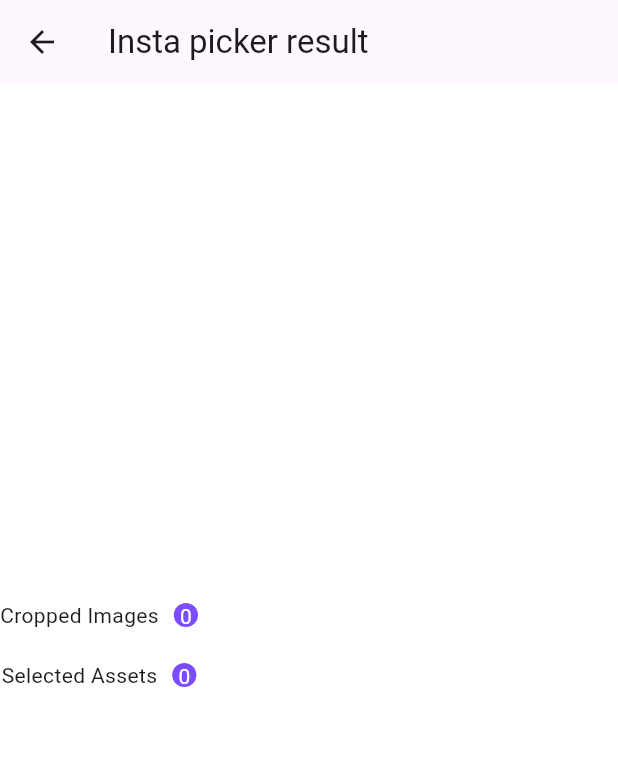
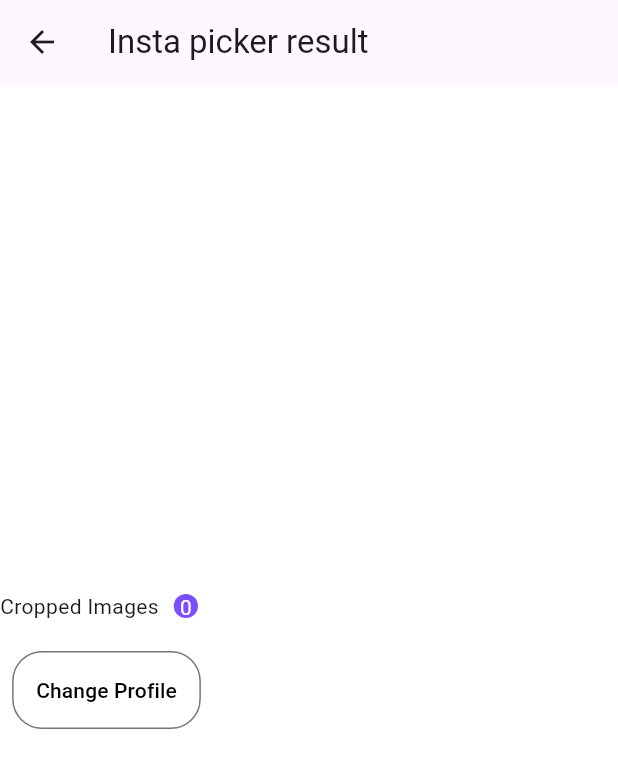
Before and after one commit to TeraSeo/promo, a Flutter app: the PickerCropResultScreen screen opened directly with empty values, on a phone screen of 412 x 824 dp. Shown: the top 768 px of the screen. Run offline on Flutter 3.47's test engine with Material 3 defaults, Android fonts, the phone set to English and light mode, and no system bars; our stand-ins replace chewie, cloud_firestore, firebase_auth, firebase_core, firebase_messaging, firebase_storage and 10 more; missing offline and left inert: email_otp, flutter_device_type, insta_assets_picker, textfield_tags, wechat_assets_picker; accounts and stored records are empty; network calls fail.

Commit message:
25th Dec 2023

```diff
--- a/lib/pages/pageInPage/ImagePicker/InstaPickerInterface.dart
+++ b/lib/pages/pageInPage/ImagePicker/InstaPickerInterface.dart
@@ -76,7 +76,7 @@ mixin InstaPickerInterface on Widget {
         body: Padding(padding: const EdgeInsets.all(16), child: child),
       );
 
-  void pickAssets(BuildContext context, {required int maxAssets, required String usage}) =>
+  void pickAssets(BuildContext context, {required int maxAssets, required String usage, required String uID, required String email}) =>
       InstaAssetPicker.pickAssets(
         context,
         title: description.fullLabel,
@@ -84,7 +84,7 @@ mixin InstaPickerInterface on Widget {
         maxAssets: maxAssets,
         pickerTheme: getPickerTheme(context),
         onCompleted: (Stream<InstaAssetsExportDetails> cropStream) {
-          nextScreen(context, PickerCropResultScreen(cropStream: cropStream, usage: usage));
+          nextScreen(context, PickerCropResultScreen(cropStream: cropStream, usage: usage, uID: uID, email: email));
         },
       );
 }
--- a/lib/pages/pageInPage/ImagePicker/PickerCropResultScreen.dart
+++ b/lib/pages/pageInPage/ImagePicker/PickerCropResultScreen.dart
@@ -2,12 +2,18 @@ import 'dart:io';
 
 import 'package:flutter/material.dart';
 import 'package:insta_assets_picker/insta_assets_picker.dart';
+import 'package:like_app/pages/home_page.dart';
+import 'package:like_app/services/storage.dart';
+import 'package:like_app/services/userService.dart';
+import 'package:like_app/widgets/widgets.dart';
 
 class PickerCropResultScreen extends StatelessWidget {
-  const PickerCropResultScreen({super.key, required this.cropStream, required this.usage});
+  const PickerCropResultScreen({super.key, required this.cropStream, required this.usage, required this.uID, required this.email});
 
   final Stream<InstaAssetsExportDetails> cropStream;
   final String usage;
+  final String email;
+  final String uID;
 
   @override
   Widget build(BuildContext context) {
@@ -17,33 +23,54 @@ class PickerCropResultScreen extends StatelessWidget {
       appBar: AppBar(title: const Text('Insta picker result')),
       body: StreamBuilder<InstaAssetsExportDetails>(
         stream: cropStream,
-        builder: (context, snapshot) => CropResultView(
+        builder: (context, snapshot) {
+          return CropResultView(
             selectedAssets: snapshot.data?.selectedAssets ?? [],
             croppedFiles: snapshot.data?.croppedFiles ?? [],
             progress: snapshot.data?.progress,
             heightFiles: height / 2,
             heightAssets: height / 4,
-        ),
+            usage: usage,
+            uID: uID,
+            email: email,
+          );
+        }
+
       ),
     );
   }
 }
 
-class CropResultView extends StatelessWidget {
+class CropResultView extends StatefulWidget {
   const CropResultView({
-    super.key,
+    Key? key,
     required this.selectedAssets,
     required this.croppedFiles,
     this.progress,
     this.heightFiles = 300.0,
     this.heightAssets = 120.0,
-  });
+    required this.usage,
+    required this.uID,
+    required this.email,
+  }) : super(key: key);
 
   final List<AssetEntity> selectedAssets;
   final List<File> croppedFiles;
   final double? progress;
   final double heightFiles;
   final double heightAssets;
+  final String usage;
+  final String uID;
+  final String email;
+
+  @override
+  _CropResultViewState createState() => _CropResultViewState();
+}
+
+class _CropResultViewState extends State<CropResultView> {
+  bool isProfileChanging = false;
+  Storage storage = Storage();
+  DatabaseService databaseService = DatabaseService();
 
   Widget _buildTitle(String title, int length) {
     return SizedBox(
@@ -73,7 +100,7 @@ class CropResultView extends StatelessWidget {
   }
 
   Widget _buildCroppedImagesListView(BuildContext context) {
-    if (progress == null) {
+    if (widget.progress == null) {
       return const SizedBox.shrink();
     }
 
@@ -85,7 +112,7 @@ class CropResultView extends StatelessWidget {
             physics: const BouncingScrollPhysics(),
             padding: const EdgeInsets.symmetric(horizontal: 8.0),
             scrollDirection: Axis.horizontal,
-            itemCount: croppedFiles.length,
+            itemCount: widget.croppedFiles.length,
             itemBuilder: (BuildContext _, int index) {
               return Padding(
                 padding: const EdgeInsets.symmetric(
@@ -96,65 +123,12 @@ class CropResultView extends StatelessWidget {
                   decoration: BoxDecoration(
                     borderRadius: BorderRadius.circular(4.0),
                   ),
-                  child: Image.file(croppedFiles[index]),
+                  child: Image.file(widget.croppedFiles[index]),
                 ),
               );
             },
           ),
-          if (progress! < 1.0)
-            Positioned.fill(
-              child: DecoratedBox(
-                decoration: BoxDecoration(
-                  color:
-                      Theme.of(context).scaffoldBackgroundColor.withOpacity(.5),
-                ),
-              ),
-            ),
-          if (progress! < 1.0)
-            Padding(
-              padding: const EdgeInsets.symmetric(horizontal: 12),
-              child: ClipRRect(
-                borderRadius: const BorderRadius.all(Radius.circular(5)),
-                child: SizedBox(
-                  height: 6,
-                  child: LinearProgressIndicator(
-                    value: progress,
-                    semanticsLabel: '${progress! * 100}%',
-                  ),
-                ),
-              ),
-            ),
         ],
-      ),
-    );
-  }
-
-  Widget _buildSelectedAssetsListView() {
-    if (selectedAssets.isEmpty) return const SizedBox.shrink();
-
-    return Expanded(
-      child: ListView.builder(
-        physics: const BouncingScrollPhysics(),
-        padding: const EdgeInsets.symmetric(horizontal: 8.0),
-        scrollDirection: Axis.horizontal,
-        itemCount: selectedAssets.length,
-        itemBuilder: (BuildContext _, int index) {
-          final AssetEntity asset = selectedAssets.elementAt(index);
-
-          return Padding(
-            padding: const EdgeInsets.symmetric(
-              horizontal: 8.0,
-              vertical: 16.0,
-            ),
-            // TODO : add delete action
-            child: RepaintBoundary(
-              child: ClipRRect(
-                borderRadius: BorderRadius.circular(8.0),
-                child: Image(image: AssetEntityImageProvider(asset)),
-              ),
-            ),
-          );
-        },
       ),
     );
   }
@@ -167,25 +141,55 @@ class CropResultView extends StatelessWidget {
         AnimatedContainer(
           duration: kThemeChangeDuration,
           curve: Curves.easeInOut,
-          height: croppedFiles.isNotEmpty ? heightFiles : 40.0,
+          height: widget.croppedFiles.isNotEmpty ? widget.heightFiles : 40.0,
           child: Column(
             children: <Widget>[
-              _buildTitle('Cropped Images', croppedFiles.length),
+              _buildTitle('Cropped Images', widget.croppedFiles.length),
               _buildCroppedImagesListView(context),
             ],
           ),
         ),
-        AnimatedContainer(
-          duration: kThemeChangeDuration,
-          curve: Curves.easeInOut,
-          height: selectedAssets.isNotEmpty ? heightAssets : 40.0,
-          child: Column(
-            children: <Widget>[
-              _buildTitle('Selected Assets', selectedAssets.length),
-              _buildSelectedAssetsListView(),
-            ],
+        !isProfileChanging
+            ? OutlinedButton(
+                onPressed: () {
+                  try {
+                    if (!isProfileChanging) {
+                      setState(() {
+                        isProfileChanging = true;
+                      });
+
+                      Future.delayed(Duration(seconds: 0), () async {
+                        if (widget.usage == "profile") {
+                          await databaseService.setUserProfile(
+                            widget.uID,
+                            widget.croppedFiles[0].path,
+                            widget.croppedFiles[0].path.split('/').last,
+                            widget.email,
+                          );
+                        } else if (widget.usage == "background") {
+                          await databaseService.setUserBackground(
+                            widget.uID,
+                            widget.croppedFiles[0].path,
+                            widget.croppedFiles[0].path.split('/').last,
+                            widget.email,
+                          );
+                        }
+                        nextScreenReplace(context, HomePage(pageIndex: 3));
+                      });
+
+                    }
+                  } catch (e) {}
+                },
+                style: OutlinedButton.styleFrom(
+                  primary: Colors.black, // Border color
+                  padding: EdgeInsets.all(16.0), // Button padding
+                  shape: RoundedRectangleBorder(
+                    borderRadius: BorderRadius.circular(20.0), // Button border radius
                   ),
                 ),
+                child: Text('Change Profile'),
+              )
+            : CircularProgressIndicator()
       ],
     );
   }
--- a/lib/pages/pageInPage/postPage/post.dart
+++ b/lib/pages/pageInPage/postPage/post.dart
@@ -8,7 +8,6 @@ import 'package:logger/logger.dart';
 import 'package:textfield_tags/textfield_tags.dart';
 
 class Post extends StatefulWidget {
-  // final List<File> files;
   final List<dynamic> images;
   const Post({super.key, required this.images});
 
@@ -306,7 +305,7 @@ class _PostState extends State<Post> {
                         PostService postService = new PostService();
                         await postService.post(widget.images, description, category, tags, withComment);
                         Future.delayed(Duration(seconds: 2)).then((value) => {
-                          nextScreen(context, HomePage(pageIndex: 0,))
+                          nextScreenReplace(context, HomePage(pageIndex: 0,))
                         });
                       }
                     } catch(e) {
--- a/lib/pages/pageInPage/profilePage/profilePage.dart
+++ b/lib/pages/pageInPage/profilePage/profilePage.dart
@@ -82,7 +82,7 @@ class _ProfilePageState extends State<ProfilePage> {
     //   logger.log(Level.error, "Error occurred while picking image\nerror: " + e.toString());
 
     // }
-    nextScreen(context, SinglePicker());
+    nextScreen(context, SinglePicker(usage: usage, uID: uId, email: email,));
 
   }
 
```
Also changed, not shown: lib/pages/home_page.dart (+8 -2 lines), lib/pages/pageInPage/ImagePicker/InstagramMediaPicker.dart (+106 -106 lines), lib/pages/pageInPage/ImagePicker/PhotoMangePicker.dart (+18 -18 lines), lib/pages/pageInPage/ImagePicker/RestorablePicker.dart (+77 -76 lines), lib/pages/pageInPage/ImagePicker/StatelessPicker.dart (+21 -18 lines). Lines whose indentation alone changed are shown as unchanged.
